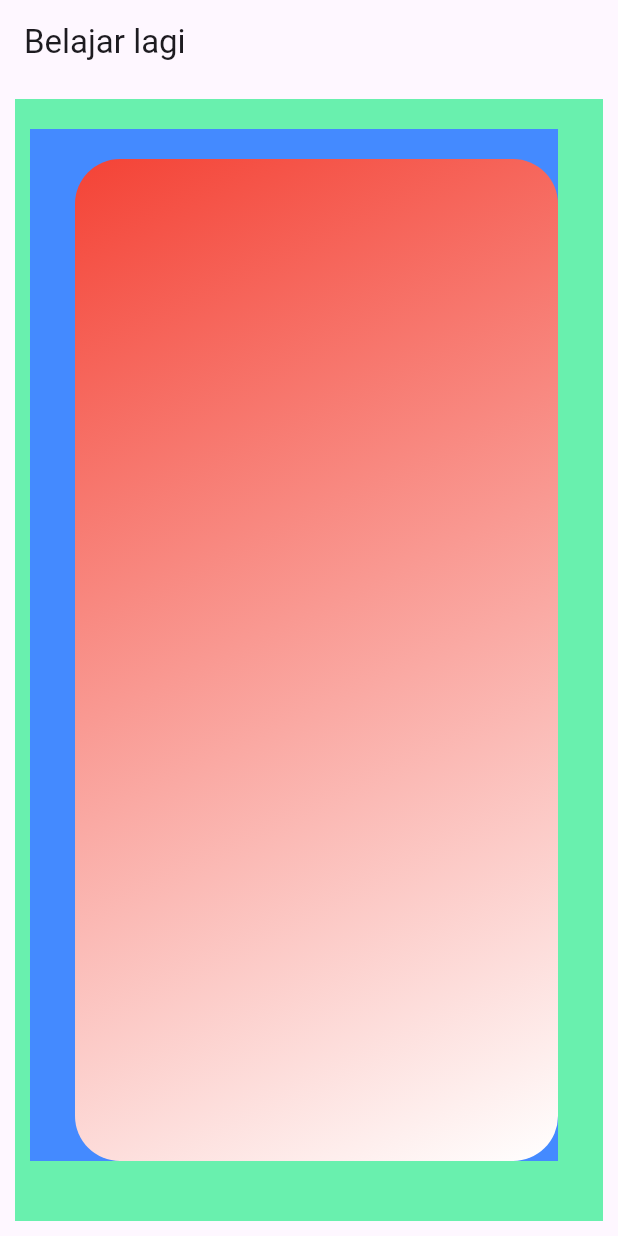
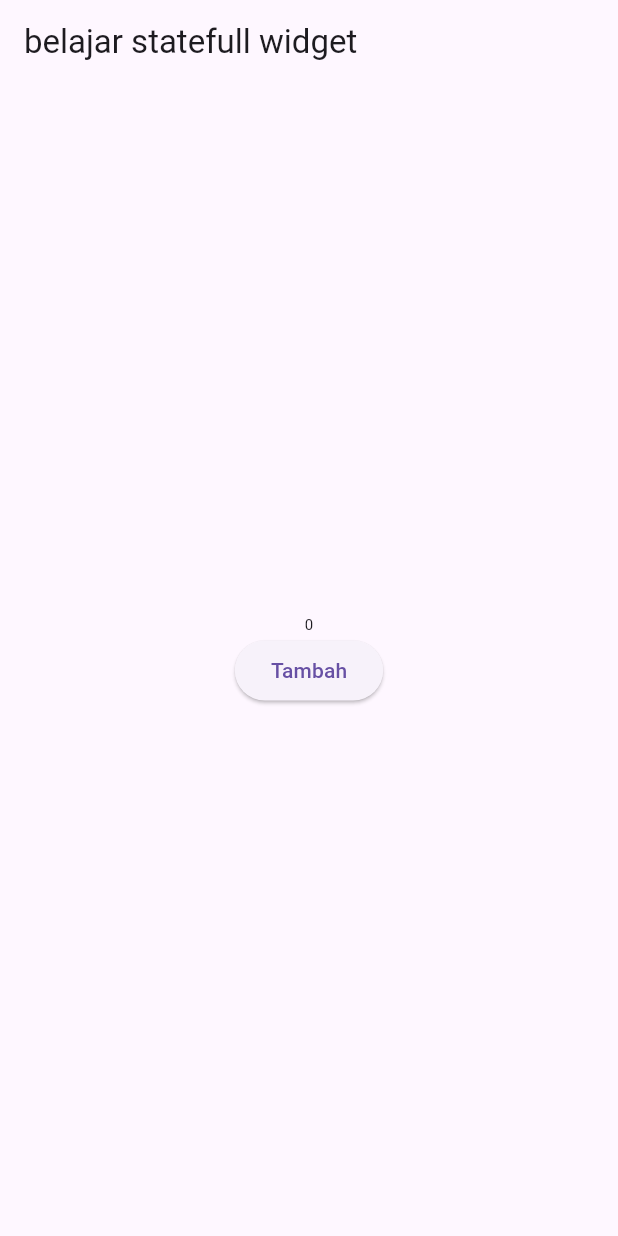
Before and after one commit to nentinur/Speedrun-Belajar-Flutter, a Flutter app: the screen it shows after launch, on a phone screen of 412 x 824 dp. Run offline on Flutter 3.47's test engine with Material 3 defaults, Android fonts, the phone set to English and light mode, and no system bars.

Commit message:
Statefull Widget

```diff
--- a/lib/main.dart
+++ b/lib/main.dart
@@ -4,32 +4,45 @@ void main() {
   runApp(const MyApp());
 }
 
-class MyApp extends StatelessWidget {
+// statefull widget => widget yang punya keadaan, misal ada tombol yang bisa mengubah tampilan
+// kalo stateless widget pake "stl", kalo statefull pake "stf"
+
+class MyApp extends StatefulWidget {
   const MyApp({super.key});
+
+  @override
+  State<MyApp> createState() => _MyAppState();
+}
+
+class _MyAppState extends State<MyApp> {
+  int number = 0;
+  void tekanTombol() {
+    setState(() {
+      number = number + 1;
+    });
+  }
 
   @override
   Widget build(BuildContext context) {
     return MaterialApp(
       home: Scaffold(
         appBar: AppBar(
-          title: Text("Belajar lagi"),
+          title: Text("belajar statefull widget"),
         ),
-        body: Container(
-          color: Colors.greenAccent,
-          margin: EdgeInsets.all(10),
-          padding: EdgeInsets.fromLTRB(10, 20, 30, 40),
-          child: Container(
-              color: Colors.blueAccent,
-              padding: EdgeInsets.only(top: 20, left: 30),
-              child: Container(
-                decoration: BoxDecoration(
-                    borderRadius: BorderRadius.circular(30),
-                    gradient: LinearGradient(
-                        begin: Alignment.topLeft,
-                        end: Alignment.bottomRight,
-                        colors: <Color>[Colors.red, Colors.white])),
-              )),
-        ),
+        body: Center(
+            child: Column(
+          mainAxisAlignment: MainAxisAlignment.center,
+          children: [
+            Text(
+              number.toString(),
+              style: TextStyle(fontSize: 10 + number.toDouble()),
+            ),
+            ElevatedButton(
+              child: Text("Tambah"),
+              onPressed: tekanTombol,
+            )
+          ],
+        )),
       ),
     );
   }
```
